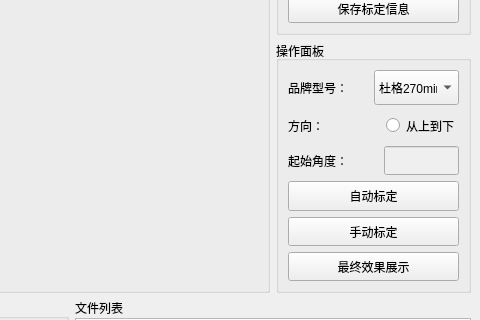
First picture: the form in newGUI.ui, repository Sweaterz/biaoding_program, before the edit; both pictures show x 720 to 1200 and y 374 to 694 of the 1200 by 830 pixel window.
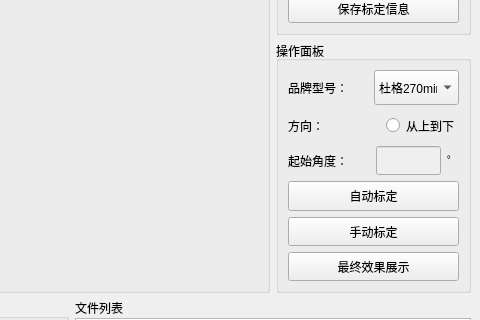
Second picture: the form after the edit. Icons and pictures are not drawn. Custom widgets are drawn as their Qt base class.

What changed in the file:
```diff
--- a/newGUI.ui
+++ b/newGUI.ui
@@ -679,7 +679,7 @@
            </property>
            <property name="minimumSize">
             <size>
-             <width>75</width>
+             <width>65</width>
              <height>25</height>
             </size>
            </property>
@@ -691,6 +691,13 @@
            </property>
           </widget>
          </item>
+         <item>
+          <widget class="QLabel" name="label_14">
+           <property name="text">
+            <string>゜</string>
+           </property>
+          </widget>
+         </item>
         </layout>
        </item>
        <item>
```
